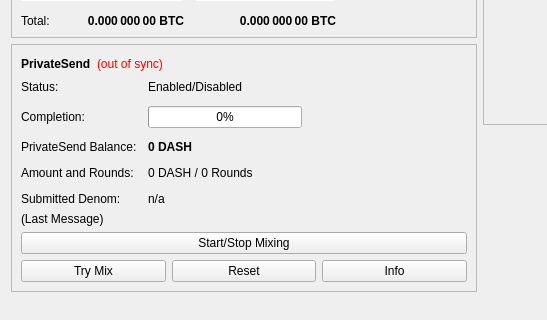
Above: src/qt/forms/overviewpage.ui from trinm1987/villagCoin before the change; both pictures show x 0 to 547 and y 178 to 498 of the 960 by 585 pixel window. Below: the same form after it.
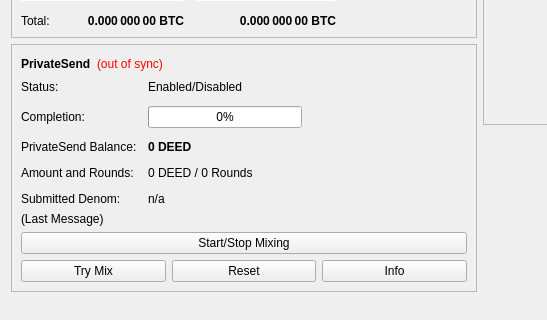
That is the form after the change.

The edit to the form file:
```diff
--- a/src/qt/forms/overviewpage.ui
+++ b/src/qt/forms/overviewpage.ui
@@ -514,7 +514,7 @@
                </font>
               </property>
               <property name="text">
-               <string notr="true">0 DASH</string>
+               <string notr="true">0 DEED</string>
               </property>
              </widget>
             </item>
@@ -528,7 +528,7 @@
             <item row="3" column="1">
              <widget class="QLabel" name="labelAmountRounds">
               <property name="text">
-               <string>0 DASH / 0 Rounds</string>
+               <string>0 DEED / 0 Rounds</string>
               </property>
              </widget>
             </item>
```
Left out of the diff: 6 changed lines with no effect on the pictures.
